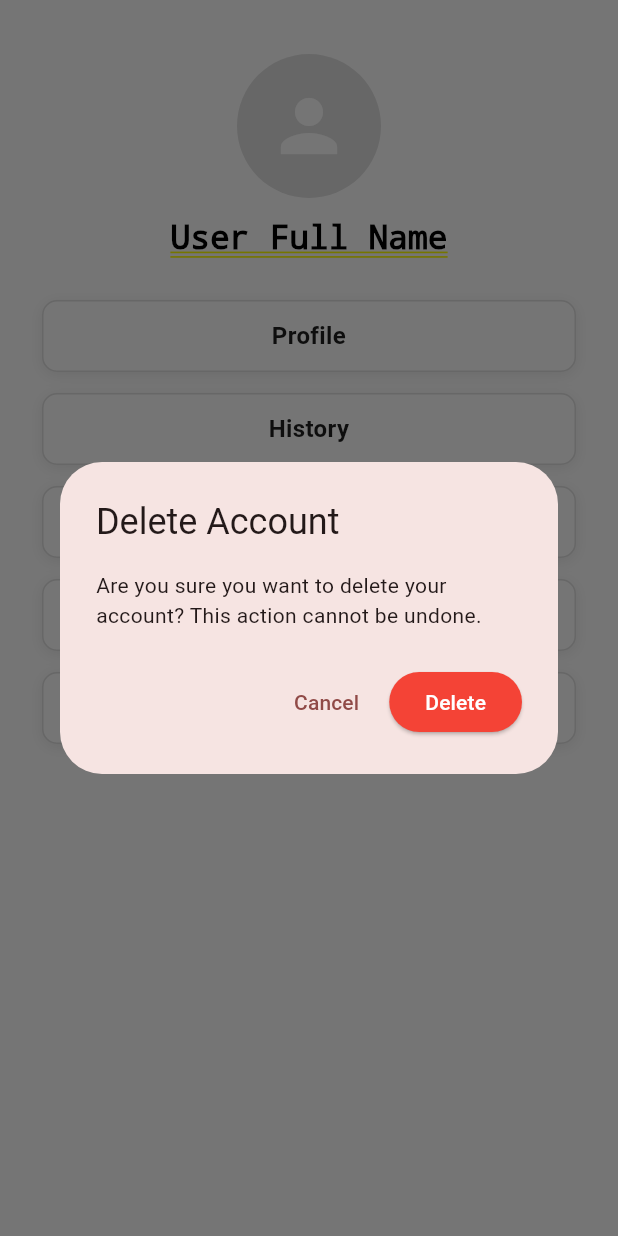
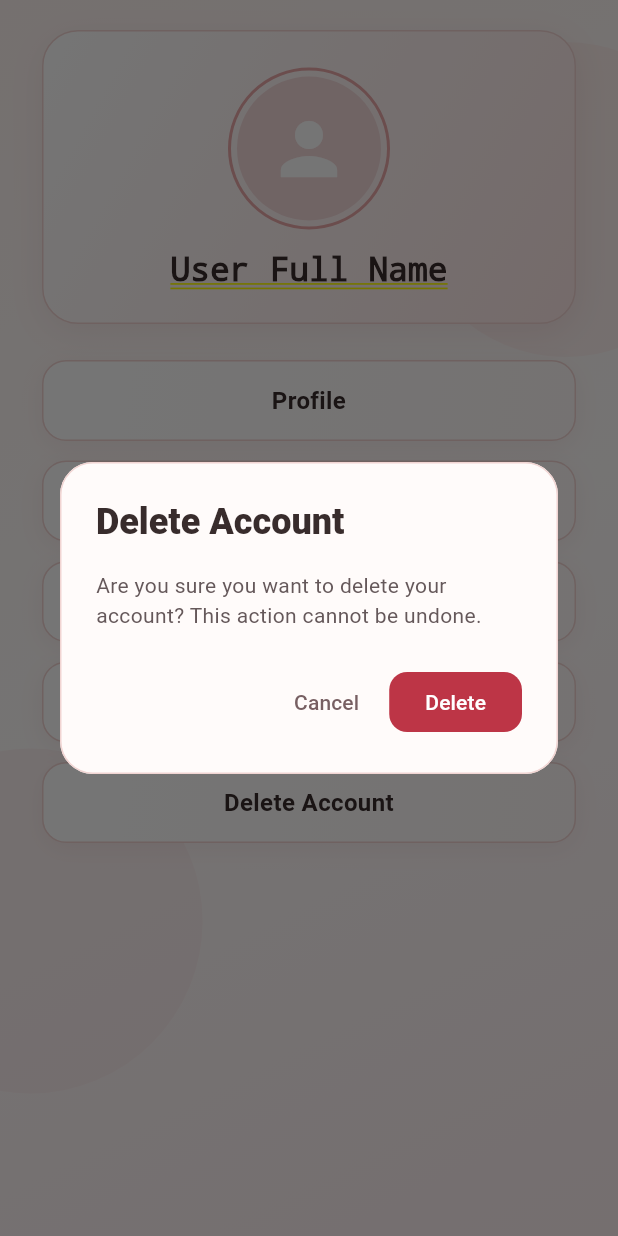
Before and after one commit to Zaki4436/meokkit, a Flutter app: the SettingScreen screen opened directly, after a tap on "Delete Account", on a phone screen of 412 x 824 dp. Run offline on Flutter 3.47's test engine with Material 3 defaults, Android fonts, the phone set to English and light mode, and no system bars; our stand-ins replace flutter_bloc, image_picker, shared_preferences; accounts and stored records are empty; network calls fail.

Commit message:
enhance interface (profile)

```diff
--- a/lib/screens/setting_screen.dart
+++ b/lib/screens/setting_screen.dart
@@ -117,29 +117,14 @@ class _SettingScreenState extends State<SettingScreen>
           });
         }
 
-        ScaffoldMessenger.of(context).showSnackBar(
-          const SnackBar(
-            content: Text('Profile picture saved to Google Drive!'),
-            backgroundColor: Colors.green,
-          ),
-        );
       } else {
-        ScaffoldMessenger.of(context).showSnackBar(
-          SnackBar(
-            content: Text(
+        debugPrint(
           result['message']?.toString() ??
-                  'Profile picture updated locally.',
-            ),
-          ),
+              'Profile picture updated locally but upload failed.',
         );
       }
     } catch (e) {
-      if (!mounted) return;
-      ScaffoldMessenger.of(context).showSnackBar(
-        SnackBar(
-          content: Text('Error uploading image: $e'),
-        ),
-      );
+      debugPrint('Error uploading image: $e');
     } finally {
       if (mounted) {
         setState(() {
@@ -223,19 +208,42 @@ class _SettingScreenState extends State<SettingScreen>
     final shouldDelete = await showDialog<bool>(
       context: context,
       builder: (context) => AlertDialog(
-        title: const Text('Delete Account'),
+        backgroundColor: const Color(0xFFFFFBFA),
+        surfaceTintColor: Colors.transparent,
+        shape: RoundedRectangleBorder(
+          borderRadius: BorderRadius.circular(22),
+          side: const BorderSide(color: Color(0xFFF1D4D2)),
+        ),
+        title: const Text(
+          'Delete Account',
+          style: TextStyle(
+            color: Color(0xFF382C2C),
+            fontWeight: FontWeight.w800,
+          ),
+        ),
         content: const Text(
           'Are you sure you want to delete your account? This action cannot be undone.',
+          style: TextStyle(
+            color: Color(0xFF65585A),
+            height: 1.45,
+          ),
         ),
         actions: [
           TextButton(
             onPressed: () => Navigator.pop(context, false),
+            style: TextButton.styleFrom(
+              foregroundColor: const Color(0xFF775F62),
+            ),
             child: const Text('Cancel'),
           ),
           ElevatedButton(
             style: ElevatedButton.styleFrom(
-              backgroundColor: Colors.red,
+              backgroundColor: const Color(0xFFBD3546),
               foregroundColor: Colors.white,
+              elevation: 0,
+              shape: RoundedRectangleBorder(
+                borderRadius: BorderRadius.circular(12),
+              ),
             ),
             onPressed: () => Navigator.pop(context, true),
             child: const Text('Delete'),
@@ -275,36 +283,39 @@ class _SettingScreenState extends State<SettingScreen>
   }) {
     return Container(
       width: double.infinity,
-      height: 48,
-      margin: const EdgeInsets.only(bottom: 14),
+      height: 54,
+      margin: const EdgeInsets.only(bottom: 13),
       decoration: BoxDecoration(
-        color: Colors.white,
-        borderRadius: BorderRadius.circular(10),
+        gradient: const LinearGradient(
+          begin: Alignment.topLeft,
+          end: Alignment.bottomRight,
+          colors: [Colors.white, Color(0xFFFFF9F8)],
+        ),
+        borderRadius: BorderRadius.circular(16),
         boxShadow: [
           BoxShadow(
-            color: Colors.black.withOpacity(0.08),
-            blurRadius: 8,
-            offset: const Offset(0, 2),
+            color: const Color(0xFF9F3D48).withOpacity(0.07),
+            blurRadius: 13,
+            offset: const Offset(0, 4),
           ),
         ],
         border: Border.all(
-          color: Colors.grey.shade300,
-          width: 1.0,
+          color: const Color(0xFFF1D4D2),
         ),
       ),
       child: Material(
         color: Colors.transparent,
         child: InkWell(
-          borderRadius: BorderRadius.circular(10),
+          borderRadius: BorderRadius.circular(16),
           onTap: onTap,
           child: Center(
             child: Text(
               title,
               textAlign: TextAlign.center,
               style: const TextStyle(
-                color: Color(0xFF1E1E1E),
+                color: Color(0xFF382C2C),
                 fontSize: 16,
-                fontWeight: FontWeight.bold,
+                fontWeight: FontWeight.w700,
               ),
             ),
           ),
@@ -318,42 +329,84 @@ class _SettingScreenState extends State<SettingScreen>
     super.build(context);
     final bodyContent = SingleChildScrollView(
       padding: const EdgeInsets.symmetric(horizontal: 28, vertical: 20),
+      child: TweenAnimationBuilder<double>(
+        tween: Tween(begin: 0, end: 1),
+        duration: const Duration(milliseconds: 450),
+        curve: Curves.easeOutCubic,
+        builder: (context, progress, child) => Opacity(
+          opacity: progress,
+          child: Transform.translate(
+            offset: Offset(0, 14 * (1 - progress)),
+            child: child,
+          ),
+        ),
         child: Column(
           crossAxisAlignment: CrossAxisAlignment.center,
           children: [
-          const SizedBox(height: 16),
-
-          // User Avatar Placeholder with Camera Badge
-          Center(
-            child: GestureDetector(
+            Container(
+              width: double.infinity,
+              margin: const EdgeInsets.only(bottom: 24),
+              padding: const EdgeInsets.fromLTRB(20, 24, 20, 22),
+              decoration: BoxDecoration(
+                gradient: const LinearGradient(
+                  begin: Alignment.topLeft,
+                  end: Alignment.bottomRight,
+                  colors: [Colors.white, Color(0xFFFFE9E8)],
+                ),
+                borderRadius: BorderRadius.circular(24),
+                border: Border.all(color: const Color(0xFFF1D4D2)),
+                boxShadow: [
+                  BoxShadow(
+                    color: const Color(0xFF9F3D48).withOpacity(0.09),
+                    blurRadius: 18,
+                    offset: const Offset(0, 6),
+                  ),
+                ],
+              ),
+              child: Column(
+                children: [
+                  GestureDetector(
                     onTap: _uploadingImage ? null : _showImagePickerModal,
-              child: Stack(
-                children: [
-                  CircleAvatar(
+                    child: AnimatedContainer(
+                      duration: const Duration(milliseconds: 250),
+                      padding: const EdgeInsets.all(4),
+                      decoration: BoxDecoration(
+                        shape: BoxShape.circle,
+                        border: Border.all(
+                          color: const Color(0xFFE9A7A8),
+                          width: 2,
+                        ),
+                      ),
+                      child: CircleAvatar(
                         radius: 48,
-                    backgroundColor: Colors.grey.shade300,
+                        backgroundColor: const Color(0xFFF5DADB),
                         child: _uploadingImage
-                        ? const CircularProgressIndicator(color: Colors.red)
+                            ? const CircularProgressIndicator(
+                                color: Color(0xFFBD3546),
+                              )
                             : _localImageBytes != null
                                 ? ClipOval(
+                                    child: SizedBox.expand(
                                       child: Image.memory(
                                         _localImageBytes!,
-                                  width: 96,
-                                  height: 96,
                                         fit: BoxFit.cover,
+                                        filterQuality: FilterQuality.high,
+                                      ),
                                     ),
                                   )
                                 : (user?.profilePicture.isNotEmpty == true)
                                     ? ClipOval(
+                                        child: SizedBox.expand(
                                           child: Image.network(
                                             user!.profilePicture,
-                                      width: 96,
-                                      height: 96,
                                             fit: BoxFit.cover,
-                                      errorBuilder: (_, __, ___) => const Icon(
+                                            filterQuality: FilterQuality.high,
+                                            errorBuilder: (_, __, ___) =>
+                                                const Icon(
                                               Icons.person,
                                               size: 56,
                                               color: Colors.white,
+                                            ),
                                           ),
                                         ),
                                       )
@@ -363,14 +416,9 @@ class _SettingScreenState extends State<SettingScreen>
                                         color: Colors.white,
                                       ),
                       ),
-                ],
                     ),
                   ),
-          ),
-
                   const SizedBox(height: 14),
-
-          // User Full Name
                   Text(
                     user?.fullName.isNotEmpty == true
                         ? user!.fullName
@@ -378,12 +426,13 @@ class _SettingScreenState extends State<SettingScreen>
                     textAlign: TextAlign.center,
                     style: const TextStyle(
                       fontSize: 22,
-              fontWeight: FontWeight.bold,
-              color: Color.fromARGB(255, 0, 0, 0),
+                      fontWeight: FontWeight.w800,
+                      color: Color(0xFF382C2C),
                     ),
                   ),
-
-          const SizedBox(height: 28),
+                ],
+              ),
+            ),
 
             // 1. Profile Button
             _buildActionButton(
@@ -431,26 +480,28 @@ class _SettingScreenState extends State<SettingScreen>
             const SizedBox(height: 20),
           ],
         ),
+      ),
     );
 
     if (widget.showAppBar) {
       return Scaffold(
-        backgroundColor: Colors.white,
+        backgroundColor: const Color(0xFFFFF8F7),
         appBar: AppBar(
-          backgroundColor: Colors.white,
+          backgroundColor: const Color(0xFFFFF8F7),
+          surfaceTintColor: Colors.transparent,
           elevation: 0,
           scrolledUnderElevation: 0,
           centerTitle: true,
           title: const Text(
             'Settings',
             style: TextStyle(
-              color: Colors.red,
+              color: const Color(0xFFBD3546),
               fontSize: 22,
               fontWeight: FontWeight.w900,
             ),
           ),
         ),
-        body: bodyContent,
+        body: _buildSettingsBackground(child: bodyContent),
         bottomNavigationBar: SafeArea(
           top: false,
           child: _buildCustomBottomBar(context),
@@ -458,10 +509,61 @@ class _SettingScreenState extends State<SettingScreen>
       );
     }
 
-    return Container(
-      color: Colors.white,
+    return _buildSettingsBackground(
       child: SafeArea(
         child: bodyContent,
+      ),
+    );
+  }
+
+  Widget _buildSettingsBackground({required Widget child}) {
+    return Stack(
+      children: [
+        const Positioned.fill(
+          child: DecoratedBox(
+            decoration: BoxDecoration(
+              gradient: LinearGradient(
+                begin: Alignment.topLeft,
+                end: Alignment.bottomRight,
+                colors: [
+                  Color(0xFFFFF5F2),
+                  Color(0xFFFFFCFB),
+                  Color(0xFFFFF1F3),
+                ],
+              ),
+            ),
+          ),
+        ),
+        Positioned(
+          top: 28,
+          right: -70,
+          child: _backgroundOrb(
+            210,
+            const Color(0xFFF4A6A0).withOpacity(0.10),
+          ),
+        ),
+        Positioned(
+          bottom: 95,
+          left: -95,
+          child: _backgroundOrb(
+            230,
+            const Color(0xFFE98F9A).withOpacity(0.08),
+          ),
+        ),
+        child,
+      ],
+    );
+  }
+
+  Widget _backgroundOrb(double size, Color color) {
+    return IgnorePointer(
+      child: Container(
+        width: size,
+        height: size,
+        decoration: BoxDecoration(
+          shape: BoxShape.circle,
+          color: color,
+        ),
       ),
     );
   }
@@ -471,13 +573,18 @@ class _SettingScreenState extends State<SettingScreen>
       margin: const EdgeInsets.only(left: 16, right: 16, bottom: 12),
       height: 54,
       decoration: BoxDecoration(
-        color: const Color(0xFFFFCDD2), // Soft pink background
+        gradient: const LinearGradient(
+          begin: Alignment.topLeft,
+          end: Alignment.bottomRight,
+          colors: [Color(0xFFFFFDFC), Color(0xFFFFE9E8)],
+        ),
         borderRadius: BorderRadius.circular(27),
+        border: Border.all(color: const Color(0xFFF1D4D2)),
         boxShadow: [
           BoxShadow(
-            color: Colors.black.withOpacity(0.08),
-            blurRadius: 10,
-            offset: const Offset(0, 3),
+            color: const Color(0xFF9F3D48).withOpacity(0.12),
+            blurRadius: 15,
+            offset: const Offset(0, 5),
           ),
         ],
       ),
@@ -531,7 +638,13 @@ class _SettingScreenState extends State<SettingScreen>
           duration: const Duration(milliseconds: 200),
           height: 54,
           decoration: BoxDecoration(
-            color: isSelected ? Colors.red : Colors.transparent,
+            gradient: isSelected
+                ? const LinearGradient(
+                    begin: Alignment.topLeft,
+                    end: Alignment.bottomRight,
+                    colors: [Color(0xFFE65B63), Color(0xFFBD3546)],
+                  )
+                : null,
             borderRadius: BorderRadius.circular(27),
           ),
           child: Icon(
```
Also changed, not shown: lib/screens/counselor_screen.dart (+3 -11 lines), lib/screens/edit_profile_screen.dart (+26 -16 lines), lib/screens/home_screen.dart (+1 -7 lines), lib/screens/method_detail_screen.dart (+7 -29 lines). Lines whose indentation alone changed are shown as unchanged.
